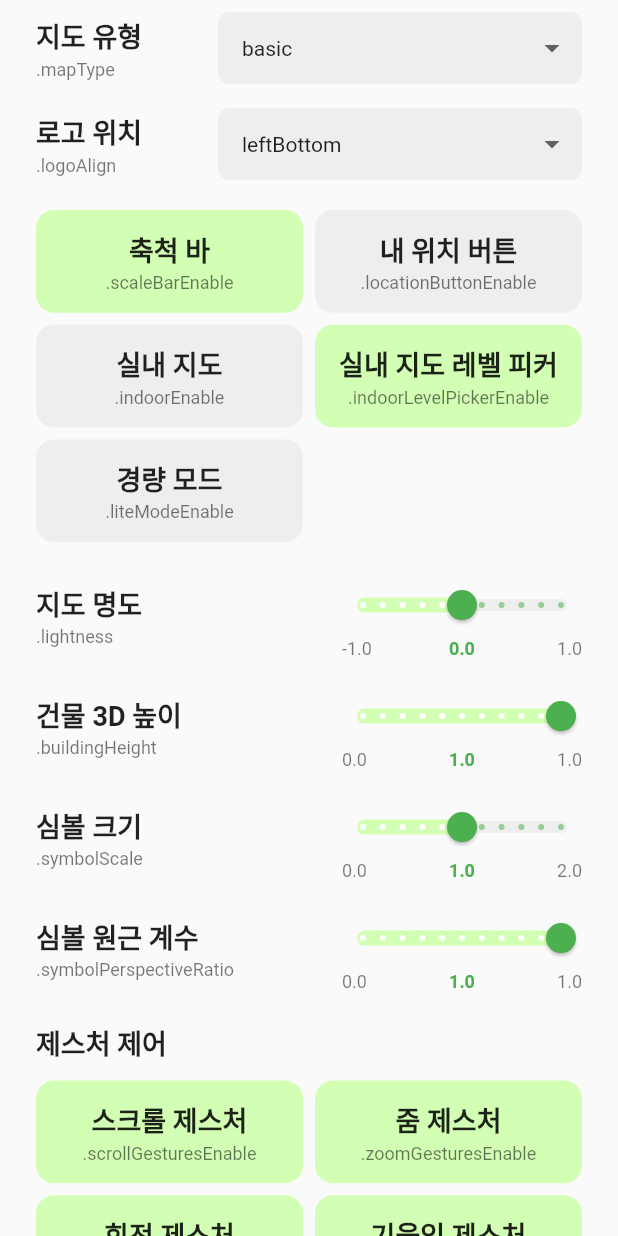
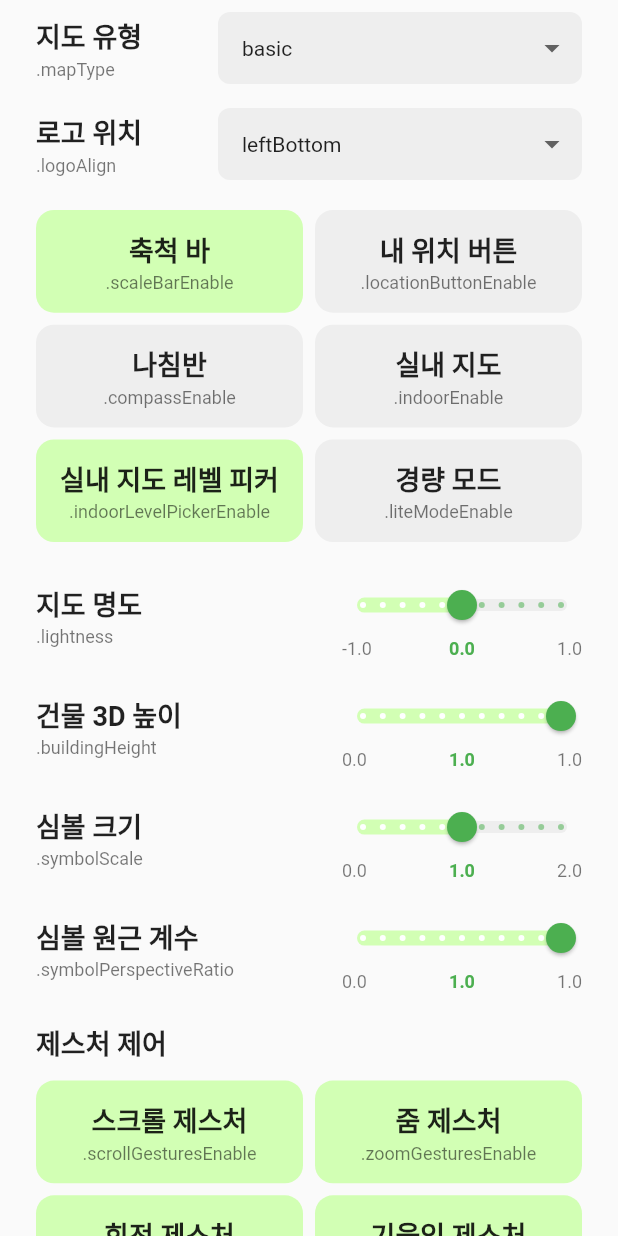
Before and after one commit to note11g/flutter_naver_map, a Flutter app: the NaverMapViewOptionsExample widget shown alone on an empty page, opened directly, on a phone screen of 412 x 824 dp. Run offline on Flutter 3.47's test engine with Material 3 defaults, Android fonts, the phone set to English and light mode, and no system bars; our stand-ins replace flutter_styled_toast, geolocator, get_it, go_router, permission_handler, pull_to_refresh_flutter3; missing offline and left inert: balloon_widget, flutter_bottom_drawer, lat_compass.

Commit message:
[Chore] add `compassEnable` Switcher on options example

```diff
--- a/example/lib/pages/examples/options_example.dart
+++ b/example/lib/pages/examples/options_example.dart
@@ -125,6 +125,12 @@ class _NaverMapViewOptionsExampleState
                     requestLocationPermission(context,
                         onGranted: () => buttonEnable(true));
                   }),
+              TextSwitcher(
+                  title: "나침반",
+                  description: ".compassEnable",
+                  value: options.compassEnable,
+                  onChanged: (v) =>
+                      options = options.copyWith(compassEnable: v)),
               if (indoorAvailable)
                 TextSwitcher(
                     title: "실내 지도",
```
